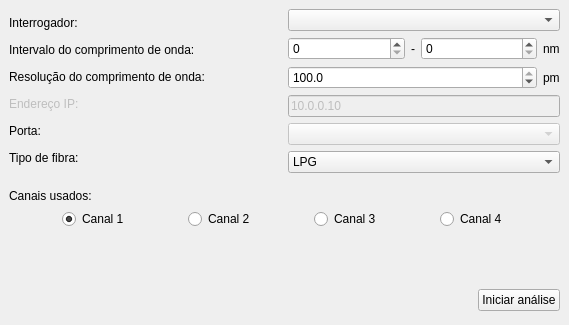
Old version of the form ui/ConfigWindow.ui in the repository pedroproprio/online_process_timeseries.
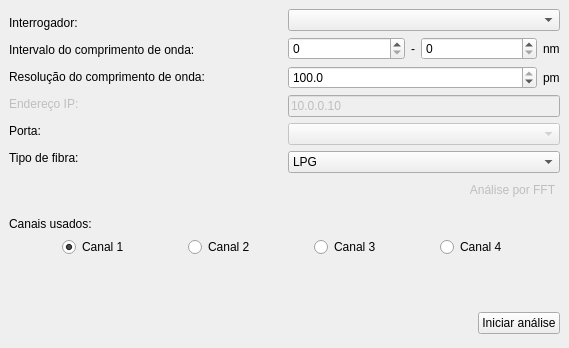
New version of the form.

Patch:
```diff
--- a/ui/ConfigWindow.ui
+++ b/ui/ConfigWindow.ui
@@ -10,7 +10,7 @@
     <x>0</x>
     <y>0</y>
     <width>569</width>
-    <height>325</height>
+    <height>348</height>
    </rect>
   </property>
   <property name="sizePolicy">
@@ -336,6 +336,100 @@
       </item>
      </layout>
     </item>
+    <item>
+     <layout class="QHBoxLayout" name="horizontalLayout_2">
+      <item>
+       <spacer name="horizontalSpacer_2">
+        <property name="orientation">
+         <enum>Qt::Orientation::Horizontal</enum>
+        </property>
+        <property name="sizeHint" stdset="0">
+         <size>
+          <width>40</width>
+          <height>20</height>
+         </size>
+        </property>
+       </spacer>
+      </item>
+      <item>
+       <widget class="QPushButton" name="startfft_btn">
+        <property name="enabled">
+         <bool>false</bool>
+        </property>
+        <property name="sizePolicy">
+         <sizepolicy hsizetype="Preferred" vsizetype="Fixed">
+          <horstretch>0</horstretch>
+          <verstretch>0</verstretch>
+         </sizepolicy>
+        </property>
+        <property name="palette">
+         <palette>
+          <active>
+           <colorrole role="Button">
+            <brush brushstyle="SolidPattern">
+             <color alpha="255">
+              <red>0</red>
+              <green>0</green>
+              <blue>127</blue>
+             </color>
+            </brush>
+           </colorrole>
+           <colorrole role="ButtonText">
+            <brush brushstyle="SolidPattern">
+             <color alpha="255">
+              <red>0</red>
+              <green>0</green>
+              <blue>127</blue>
+             </color>
+            </brush>
+           </colorrole>
+          </active>
+          <inactive>
+           <colorrole role="Button">
+            <brush brushstyle="SolidPattern">
+             <color alpha="255">
+              <red>0</red>
+              <green>0</green>
+              <blue>127</blue>
+             </color>
+            </brush>
+           </colorrole>
+           <colorrole role="ButtonText">
+            <brush brushstyle="SolidPattern">
+             <color alpha="255">
+              <red>0</red>
+              <green>0</green>
+              <blue>127</blue>
+             </color>
+            </brush>
+           </colorrole>
+          </inactive>
+          <disabled>
+           <colorrole role="Button">
+            <brush brushstyle="SolidPattern">
+             <color alpha="255">
+              <red>0</red>
+              <green>0</green>
+              <blue>127</blue>
+             </color>
+            </brush>
+           </colorrole>
+          </disabled>
+         </palette>
+        </property>
+        <property name="layoutDirection">
+         <enum>Qt::LayoutDirection::RightToLeft</enum>
+        </property>
+        <property name="text">
+         <string>Análise por FFT</string>
+        </property>
+        <property name="flat">
+         <bool>true</bool>
+        </property>
+       </widget>
+      </item>
+     </layout>
+    </item>
     <item>
      <spacer name="verticalSpacer_2">
       <property name="orientation">
```
